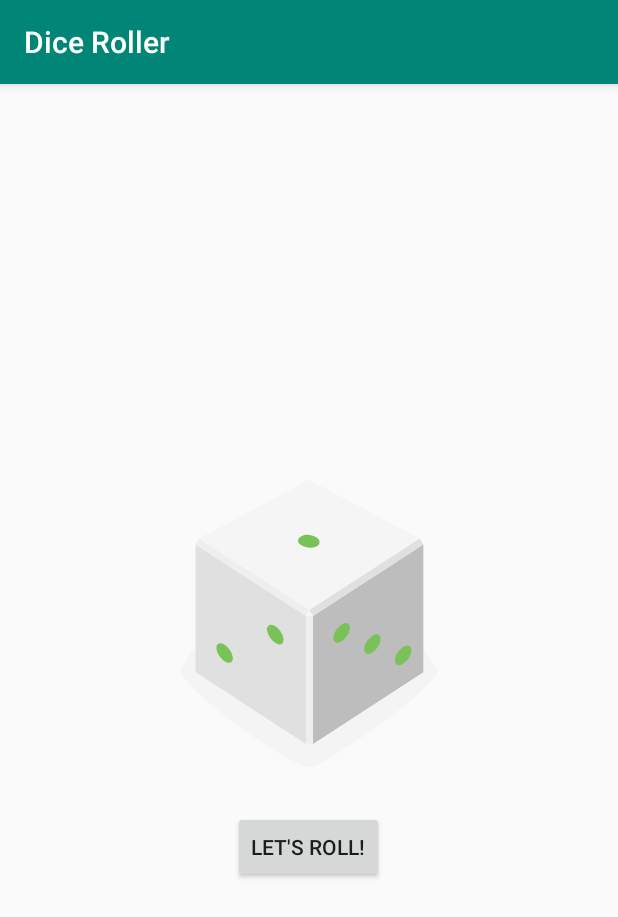
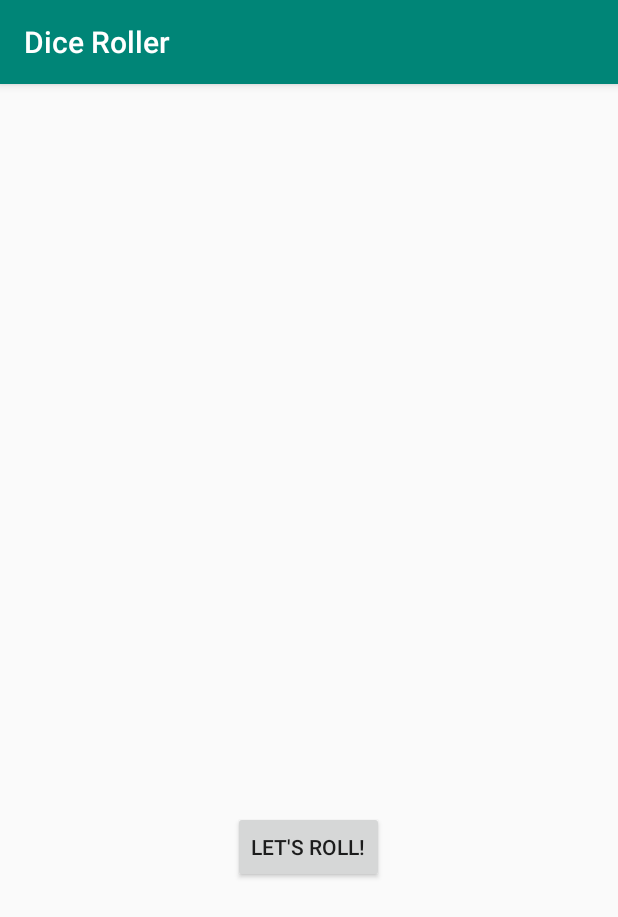
Before and after one commit to croworc/DiceRoller, an Android app: the screen it shows after launch (MainActivity), on a phone screen of 412 x 824 dp. Shown: the top 917 px of the screen. Run offline under Robolectric (Android 15) with nearby library versions, the phone set to English and light mode, and no system bars.

Commit message:
feat: Show blank ImageView at startup, but dice_1 image in preview tool

```diff
--- a/app/src/main/res/layout/activity_main.xml
+++ b/app/src/main/res/layout/activity_main.xml
@@ -13,7 +13,10 @@
         android:layout_width="wrap_content"
         android:layout_height="wrap_content"
         android:layout_gravity="center_horizontal"
-        android:src="@drawable/dice_1"/>
+        android:src="@drawable/empty_dice"
+        tools:src="@drawable/dice_1"
+        android:contentDescription="@string/dice_img_desc"
+        />
 
     <Button
         android:id="@+id/roll_button"
--- a/app/src/main/res/values/strings.xml
+++ b/app/src/main/res/values/strings.xml
@@ -1,4 +1,5 @@
 <resources>
     <string name="app_name">Dice Roller</string>
     <string name="roll">Roll</string>
+    <string name="dice_img_desc">Dice image</string>
 </resources>
```
